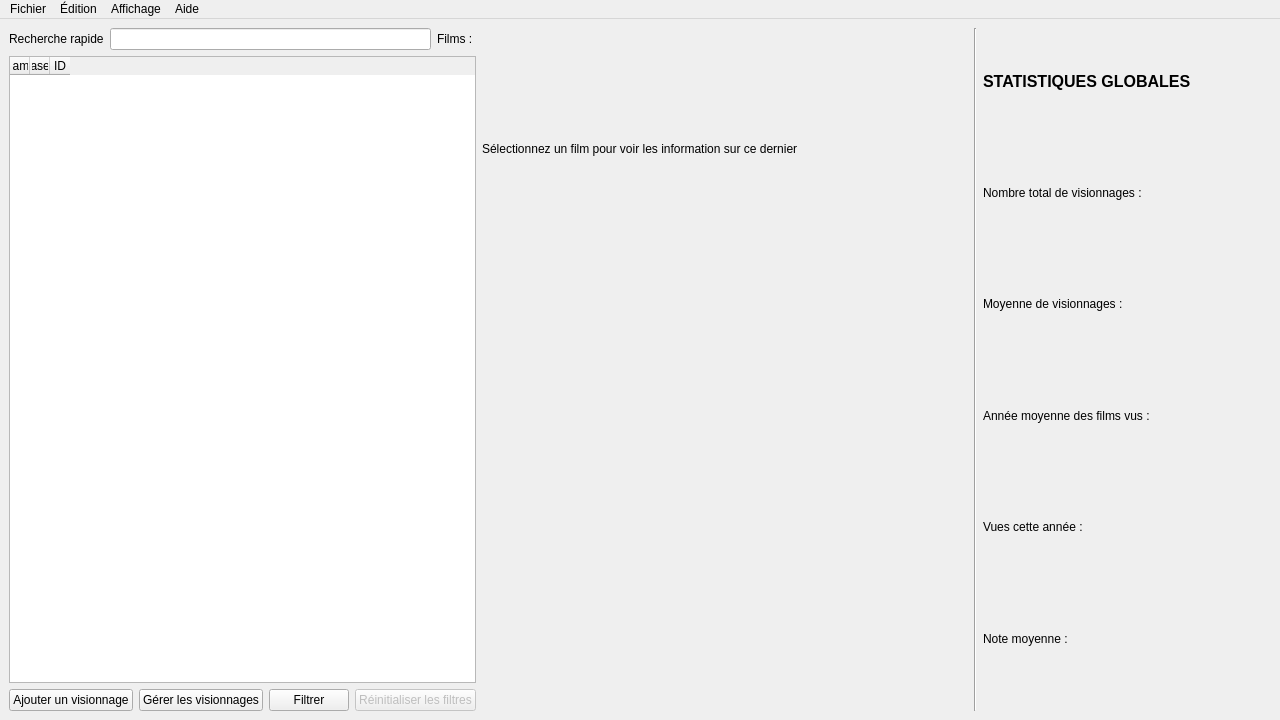
This is MainWindow.ui in AmbreM71/MovieManager as Qt 5 draws it before an edit. The edited form follows.
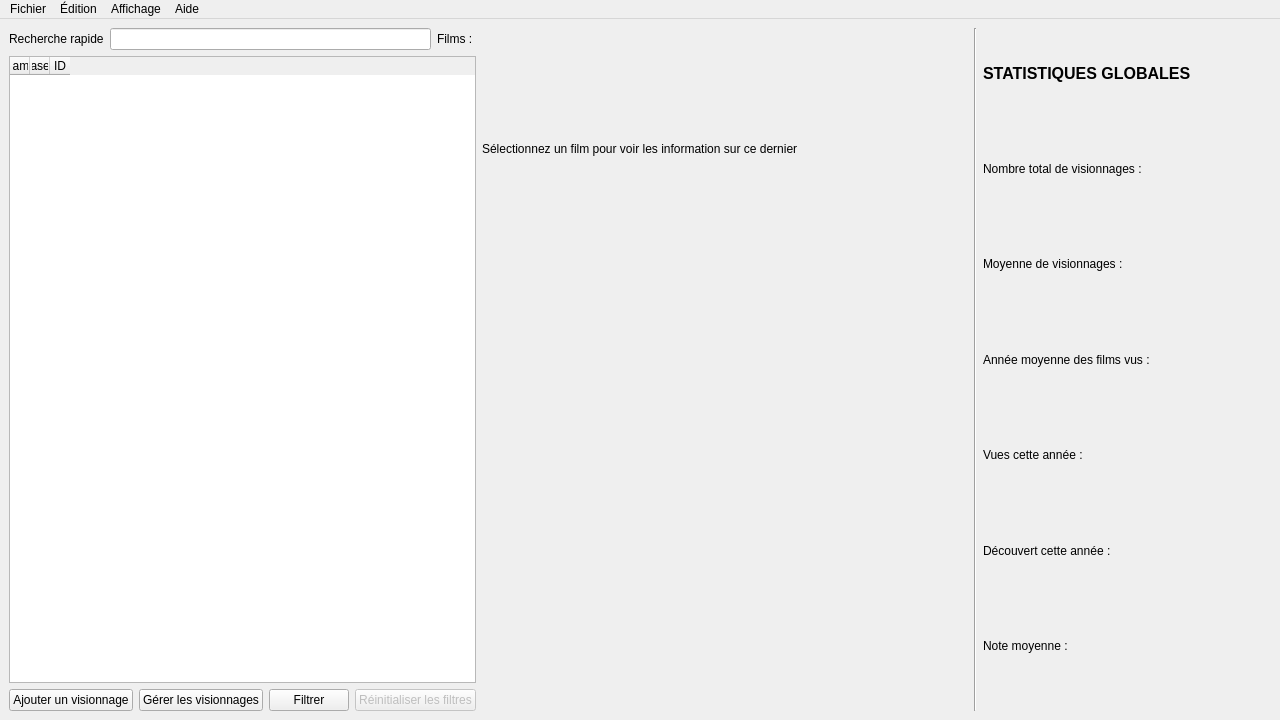
This is the edited form. Icons and pictures are not drawn.

Commit message: Add "Discovered movies this year" stat

Patch:
```diff
--- a/MainWindow.ui
+++ b/MainWindow.ui
@@ -44,13 +44,6 @@
           </property>
          </widget>
         </item>
-        <item row="5" column="0">
-         <widget class="QLabel" name="AverageRatingLabel">
-          <property name="text">
-           <string>Note moyenne : </string>
-          </property>
-         </widget>
-        </item>
         <item row="3" column="1">
          <spacer name="horizontalSpacer">
           <property name="orientation">
@@ -74,7 +67,7 @@
           </property>
          </widget>
         </item>
-        <item row="6" column="0">
+        <item row="7" column="0">
          <spacer name="verticalSpacer">
           <property name="orientation">
            <enum>Qt::Vertical</enum>
@@ -90,6 +83,13 @@
           </property>
          </spacer>
         </item>
+        <item row="6" column="0">
+         <widget class="QLabel" name="AverageRatingLabel">
+          <property name="text">
+           <string>Note moyenne : </string>
+          </property>
+         </widget>
+        </item>
         <item row="1" column="0">
          <widget class="QLabel" name="TotalViewLabel">
           <property name="text">
@@ -111,6 +111,13 @@
           </property>
          </widget>
         </item>
+        <item row="5" column="0">
+         <widget class="QLabel" name="NewThisYearLabel">
+          <property name="text">
+           <string>Découvert cette année : </string>
+          </property>
+         </widget>
+        </item>
        </layout>
       </item>
      </layout>
```
Left out of the diff: 14 changed lines with no effect on the pictures. The commit also changes 1 other file.
